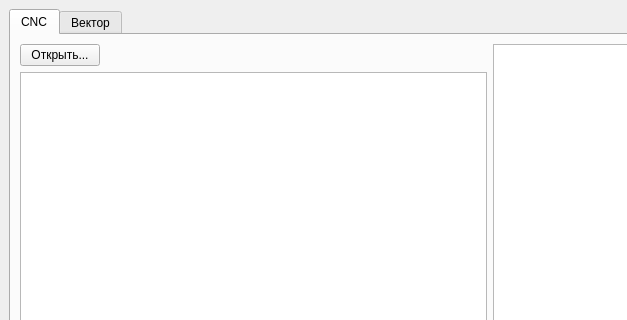
Old version of the form mainwindow.ui in the repository igrekus/coil; both pictures show x 0 to 627 and y 0 to 320 of the 1166 by 749 pixel window.
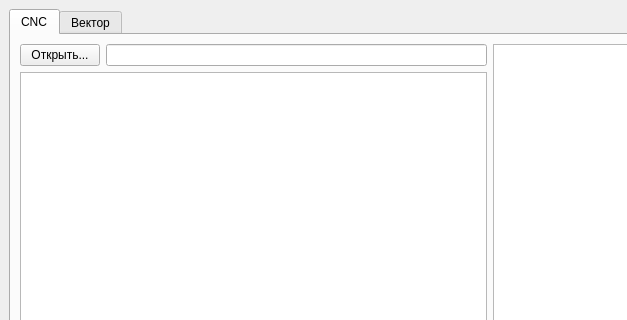
New version of the form.

Commit message: WIP: add load CNC design feature

Patch:
```diff
--- a/mainwindow.ui
+++ b/mainwindow.ui
@@ -37,17 +37,7 @@
              </widget>
             </item>
             <item>
-             <spacer name="horizontalSpacer">
-              <property name="orientation">
-               <enum>Qt::Horizontal</enum>
-              </property>
-              <property name="sizeHint" stdset="0">
-               <size>
-                <width>40</width>
-                <height>20</height>
-               </size>
-              </property>
-             </spacer>
+             <widget class="QLineEdit" name="editGcodeFile"/>
             </item>
            </layout>
           </item>
```
Left out of the diff: 2 changed lines with no effect on the pictures. The commit also changes 2 other files.
